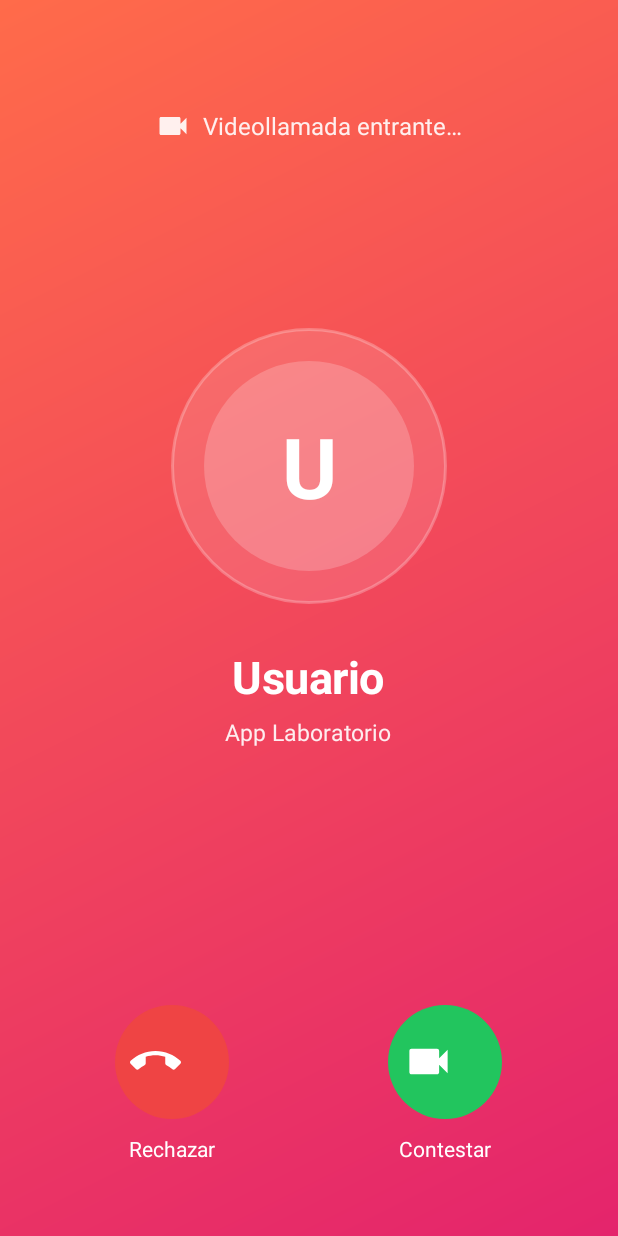
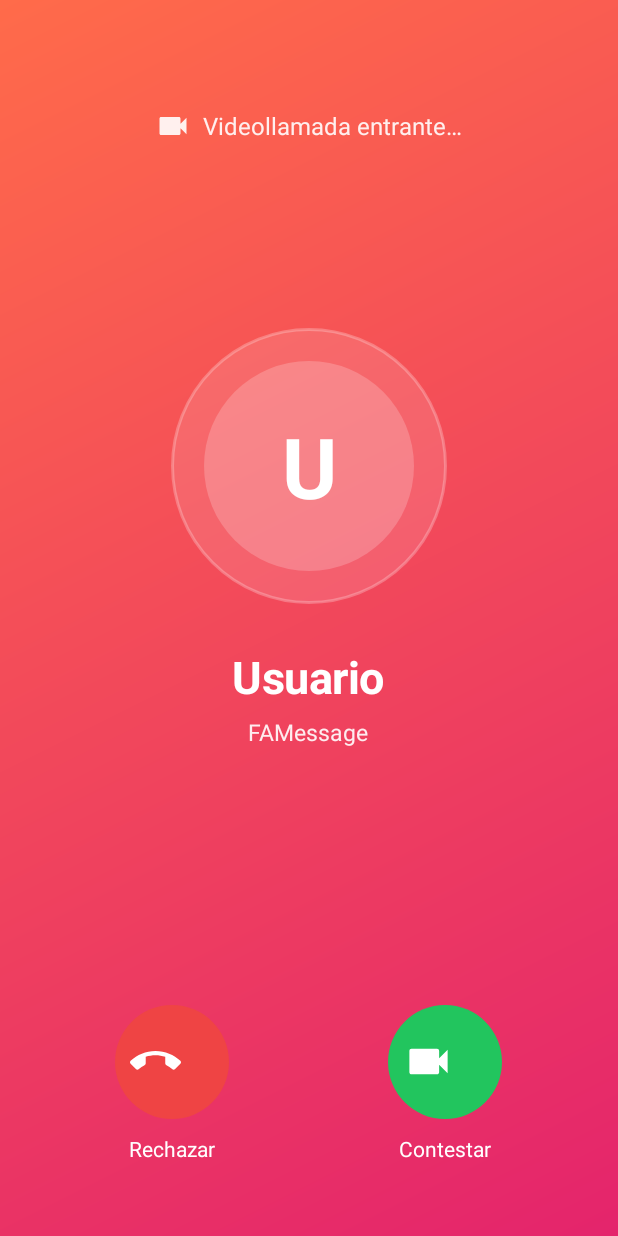
Before and after one commit to BR13HFIME/APP-LABORATORIO, an Android app: the LlamadaEntranteActivity screen opened directly, with no data from a screen before it, on a phone screen of 412 x 824 dp. Run offline under Robolectric (Android 15) with nearby library versions, the phone set to English and light mode, and no system bars; our stand-ins replace Firebase (no records; nobody signed in at launch, a user with empty details on screens opened directly); libraries missing offline, so code that uses them is left out: org.jitsi.meet; 1 statement that could not run was skipped.

Commit message:
Conectar la app al nuevo proyecto de Firebase (FAMessage)
- google-services.json del proyecto app-famessage.
- applicationId com.br13h.famessage (el namespace del código no cambia).
- Nombre visible de la app: FAMessage.

Co-Authored-By: Claude Opus 5.5 <noreply@anthropic.com>
Claude-Session: https://claude.ai/code/session_01E1Wcj4s5WDfMm7UsKfzRCs

```diff
--- a/app/build.gradle.kts
+++ b/app/build.gradle.kts
@@ -11,7 +11,7 @@ android {
     }
 
     defaultConfig {
-        applicationId = "com.example.applaboratorio"
+        applicationId = "com.br13h.famessage"
         minSdk = 26
         targetSdk = 37
         versionCode = 1
--- a/app/src/main/res/values/strings.xml
+++ b/app/src/main/res/values/strings.xml
@@ -1,5 +1,5 @@
 <resources>
-    <string name="app_name">App Laboratorio</string>
+    <string name="app_name">FAMessage</string>
 
     <!-- Sign Up -->
     <string name="sign_up_title">Registrarse</string>
```
Also changed, not shown: 2 other files.
